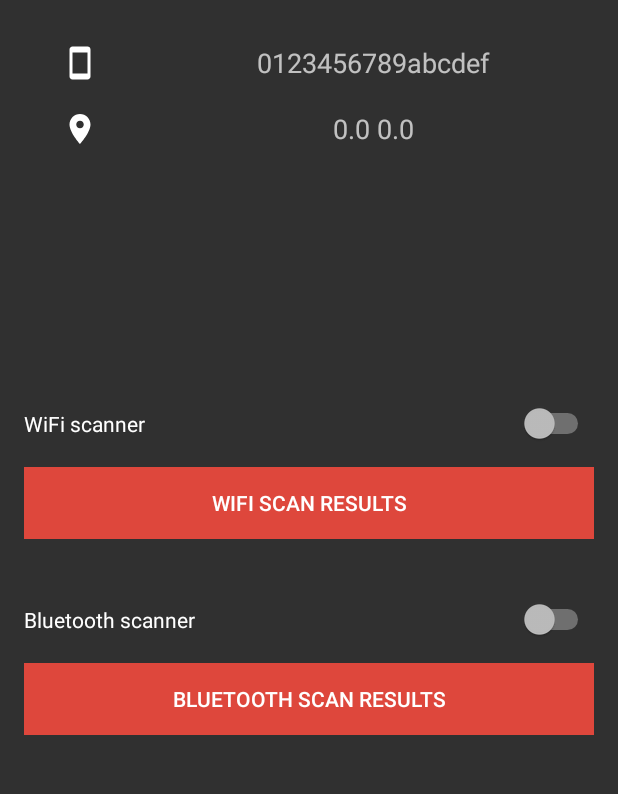
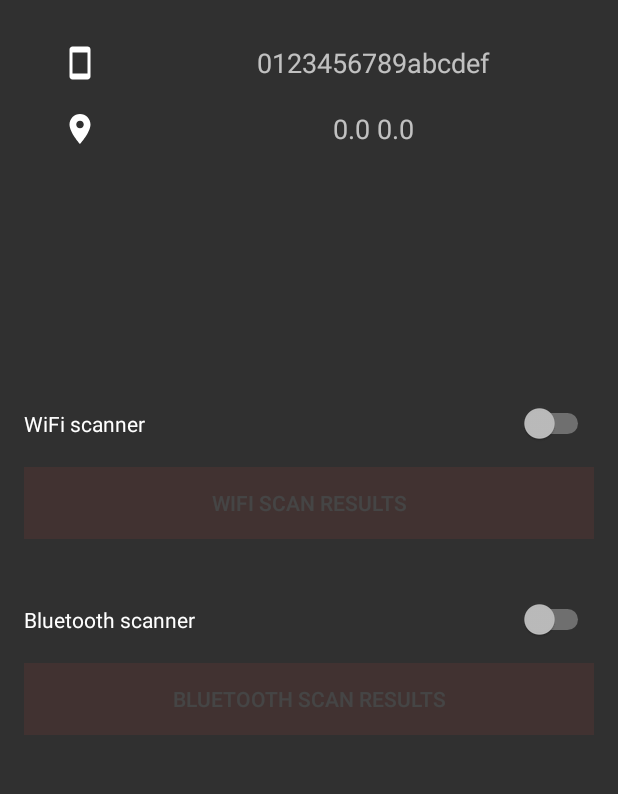
Before and after one commit to bojakowsky/WirelessScannerProject, an Android app: the screen it shows after launch (MainActivity), in the options menu, after a tap on "Refresh", on a phone screen of 412 x 824 dp, the part 236-1030 px from its top. Run offline under Robolectric (Android 15) with nearby library versions, the phone set to English and light mode, and no system bars.

Commit message:
Cleaning up code, smoothing stuff

```diff
--- a/EnvScanner/app/src/main/java/com/example/brzydal/envscanner/GPSLocalization.java
+++ b/EnvScanner/app/src/main/java/com/example/brzydal/envscanner/GPSLocalization.java
@@ -39,7 +39,8 @@ public class GPSLocalization implements LocationListener {
 
     @Override
     public void onProviderDisabled(String provider) {
-        // TODO Auto-generated method stub
+        latitude = 0;
+        longitude = 0;
 
     }
 
--- a/EnvScanner/app/src/main/java/com/example/brzydal/envscanner/MainActivity.java
+++ b/EnvScanner/app/src/main/java/com/example/brzydal/envscanner/MainActivity.java
@@ -105,6 +105,18 @@ public class MainActivity extends Activity {
         bluetoothButton = (Button) findViewById(R.id.bluetoothButton);
     }
 
+    public void EnableButton(Button button)
+    {
+        button.setEnabled(true);
+        button.setAlpha(1);
+    }
+
+    public void DisableButton(Button button)
+    {
+        button.setEnabled(false);
+        button.setAlpha(0.1f);
+    }
+
     public void InitializeGPS(){
         GPSLocalizer = new GPSLocalization(this);
 
@@ -145,6 +157,16 @@ public class MainActivity extends Activity {
 
         mainWifi.startScan();
     }
+    public void WifiDeconfiguration(){
+        Toast.makeText(getApplicationContext(), "Wifi is now disabled.",
+                Toast.LENGTH_LONG).show();
+        mainWifi.setWifiEnabled(false);
+        mainWifi.disconnect();
+        wifiScanResultList.clear();
+        PrintScanningData();
+
+        DisableButton(wifiButton);
+    }
 
     public void BluetoothConfiguration()
     {
@@ -164,18 +186,34 @@ public class MainActivity extends Activity {
 
             bluetoothAdapter.enable();
         }
+
         bluetoothAdapter.startDiscovery();
+    }
+
+    public void BluetoothDeconfiguration(){
+        Toast.makeText(getApplicationContext(), "Bluetooth is now disabled.",
+                Toast.LENGTH_LONG).show();
+
+        bluetoothAdapter.cancelDiscovery();
+        bluetoothAdapter.disable();
+        bluetoothScanResultList.clear();
+        PrintScanningData();
+
+        DisableButton(bluetoothButton);
     }
 
     public void InitializeWifi()
     {
-
-        wifiButton.setEnabled(false);
+        DisableButton(wifiButton);
         //Check change listener - user click
         wifiSwitch.setOnCheckedChangeListener(new CompoundButton.OnCheckedChangeListener() {
             public void onCheckedChanged(CompoundButton buttonView, boolean isChecked) {
                 if (isChecked) {
                     WifiConfiguration();
+                }
+                else
+                {
+                    WifiDeconfiguration();
                 }
             }
         });
@@ -193,13 +231,15 @@ public class MainActivity extends Activity {
 
     public void InitializeBluetooth()
     {
-
-        bluetoothButton.setEnabled(false);
+        DisableButton(bluetoothButton);
         //Listener on check changed - user click on slider
         bluetoothSwitch.setOnCheckedChangeListener(new CompoundButton.OnCheckedChangeListener() {
             public void onCheckedChanged(CompoundButton buttonView, boolean isChecked) {
                 if (isChecked) {
                     BluetoothConfiguration();
+                }
+                else {
+                    BluetoothDeconfiguration();
                 }
             }
         });
@@ -235,23 +275,22 @@ public class MainActivity extends Activity {
             @Override
             public void run() {
 
-                if (wifiScanResultList.size() < 1) {
-                    wifiButton.setEnabled(false);
-                } else {
-                    wifiButton.setEnabled(true);
-                }
+                if (wifiScanResultList.size() < 1)
+                    DisableButton(wifiButton);
+                else
+                    EnableButton(wifiButton);
 
-                if (bluetoothScanResultList.size() < 1) {
-                    bluetoothButton.setEnabled(false);
-                } else {
-                    bluetoothButton.setEnabled(true);
-                }
+                if (bluetoothScanResultList.size() < 1)
+                    DisableButton(bluetoothButton);
+                else
+                    EnableButton(bluetoothButton);
 
-                PrintScanningData();
                 if (wifiSwitch.isChecked())
                     mainWifi.startScan();
                 if (bluetoothSwitch.isChecked())
                     bluetoothAdapter.startDiscovery();
+
+                PrintScanningData();
                 SendDataAsyncToServer();
                 doScanning();
             }
@@ -266,6 +305,7 @@ public class MainActivity extends Activity {
 
     protected void SendDataAsyncToServer()
     {
+        if ((GPSLocalizer.latitude != 0 && GPSLocalizer.longitude != 0) && (wifiSwitch.isChecked() || bluetoothSwitch.isChecked())) {
             JSONSerializableAndroidData dataToSend = new JSONSerializableAndroidData();
             //Id and general
             dataToSend.setId(Settings.Secure.getString(getContentResolver(), Settings.Secure.ANDROID_ID).toString());
@@ -277,8 +317,7 @@ public class MainActivity extends Activity {
             dataToSend.setGPSLongtitude(GPSLocalizer.longitude);
             //wifi
             List<Wifi> wifiListToAdd = new ArrayList<>();
-        for (ScanResult wifi: wifiScanResultList)
-        {
+            for (ScanResult wifi : wifiScanResultList) {
                 Wifi wifiToAdd = new Wifi();
                 wifiToAdd.setBSSID(wifi.BSSID);
                 wifiToAdd.setFrequency(wifi.frequency);
@@ -292,8 +331,7 @@ public class MainActivity extends Activity {
 
             //bluetooth
             List<Bluetooth> btListToAdd = new ArrayList<>();
-        for (BluetoothDevice bluetooth: bluetoothScanResultList)
-        {
+            for (BluetoothDevice bluetooth : bluetoothScanResultList) {
                 Bluetooth btToAdd = new Bluetooth();
                 btToAdd.setDeviceName(bluetooth.getName());
                 btToAdd.setMAC(bluetooth.getAddress());
@@ -305,7 +343,7 @@ public class MainActivity extends Activity {
             AsyncDataSend dataSender = new AsyncDataSend();
             dataSender.AndroidData = dataToSend;
             dataSender.execute();
-
+        }
     }
     protected void PrintScanningData() {
         wifiText.setText(String.valueOf(wifiScanResultList.size()));
```
Also changed, not shown: 15 other files. Lines whose indentation alone changed are shown as unchanged.
